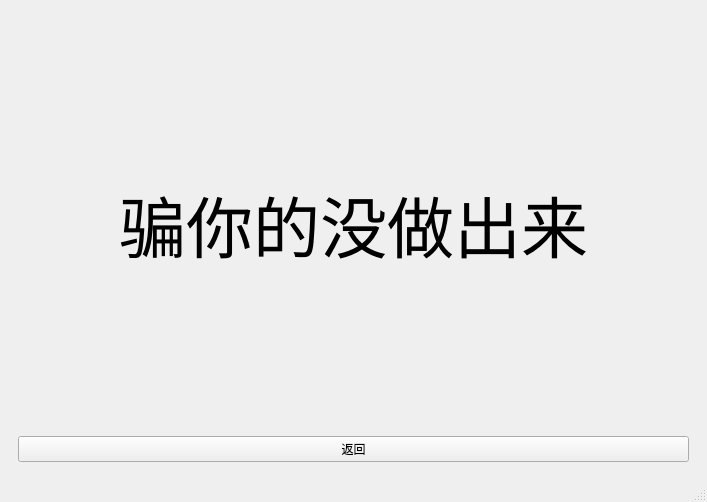
First picture: the form in mainwindow.ui, repository Rayon0315/BigDecimalCalculator, before the edit.
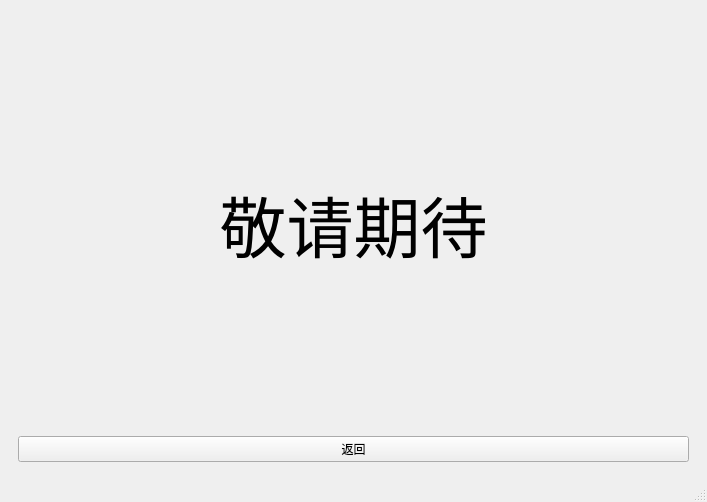
Second picture: the form after the edit. The open tabs and pages were chosen to show the change.

The edit to the form file:
```diff
--- a/mainwindow.ui
+++ b/mainwindow.ui
@@ -484,7 +484,7 @@
            </font>
           </property>
           <property name="text">
-           <string>骗你的没做出来</string>
+           <string>敬请期待</string>
           </property>
           <property name="alignment">
            <set>Qt::AlignmentFlag::AlignCenter</set>
```
Left out of the diff: 2 changed lines with no effect on the pictures.
